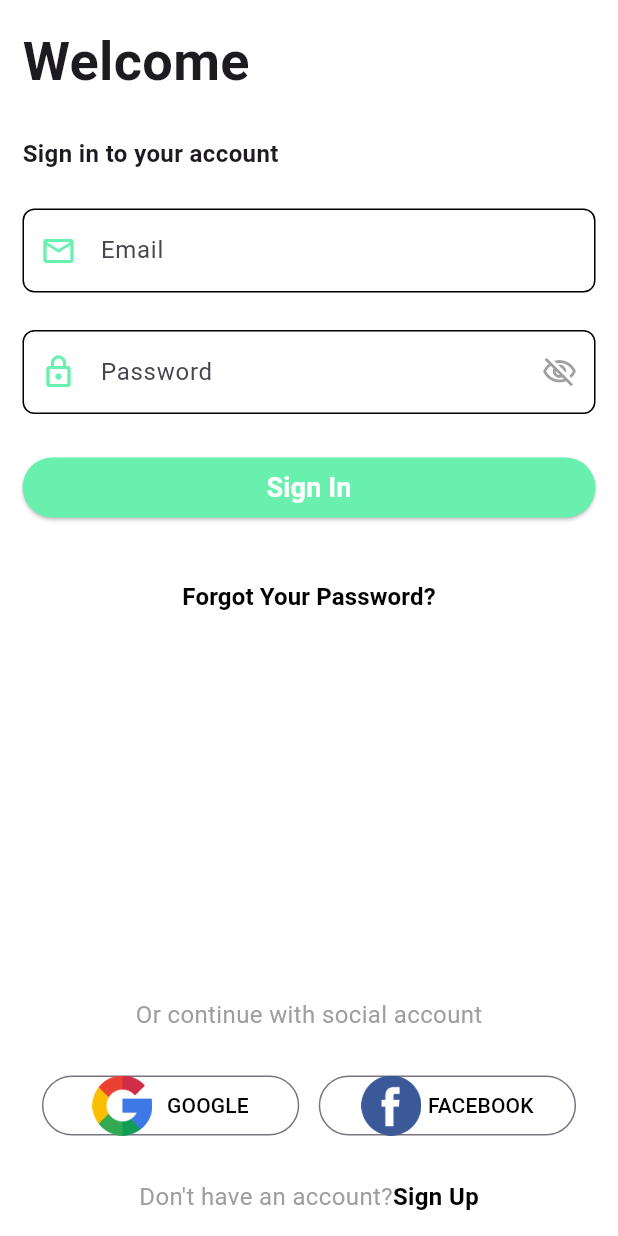
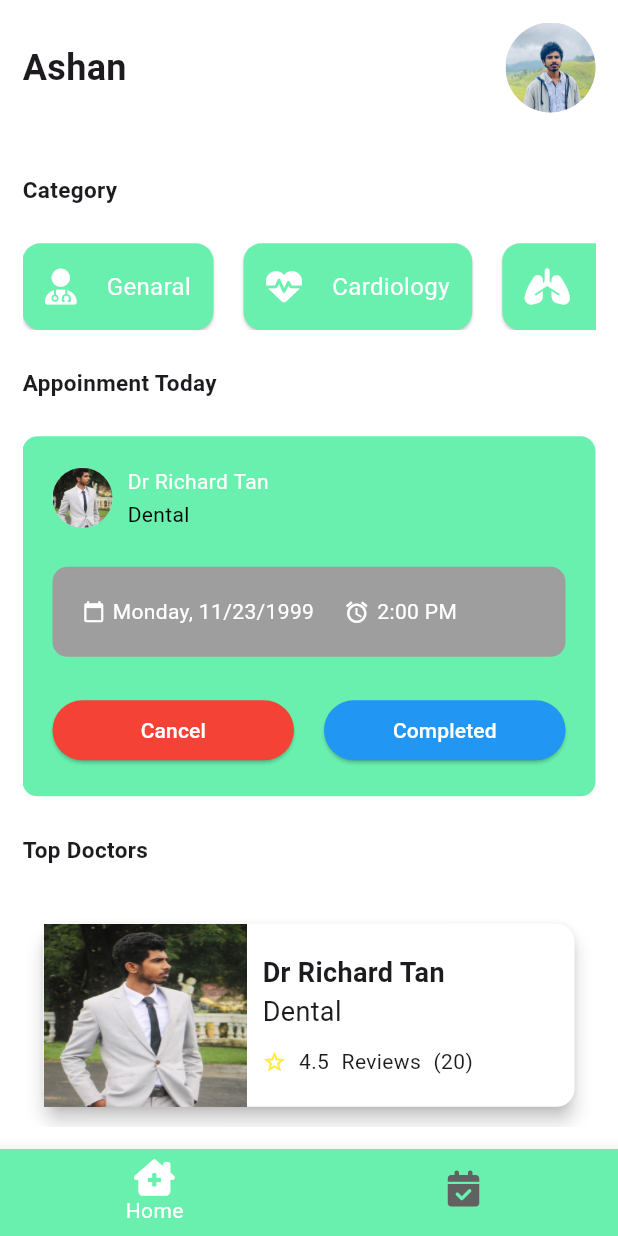
Before and after one commit to ashanwijebandara/Doctor-Appointment-, a Flutter app: the screen it shows after launch, after a tap on "Sign In", on a phone screen of 412 x 824 dp. Run offline on Flutter 3.47's test engine with Material 3 defaults, Android fonts, the phone set to English and light mode, and no system bars; our stand-ins replace font_awesome_flutter.

Commit message:
day 2 all

```diff
--- /dev/null
+++ b/doctorapp/lib/components/appoinment_cart.dart
@@ -0,0 +1,139 @@
+import 'package:doctorapp/utils/config.dart';
+import 'package:flutter/material.dart';
+
+class AppoinmentCard extends StatefulWidget {
+  const AppoinmentCard({Key? key}) : super(key: key);
+
+  @override
+  State<AppoinmentCard> createState() => _AppoinmentCardState();
+}
+
+class _AppoinmentCardState extends State<AppoinmentCard> {
+  @override
+  Widget build(BuildContext context) {
+    return Container(
+      width: double.infinity,
+      decoration: BoxDecoration(
+        color: Config.primaryColor,
+        borderRadius: BorderRadius.circular(10),
+      ),
+      child: Material(
+          color: Colors.transparent,
+          child: Padding(
+            padding: EdgeInsets.all(20),
+            child: Column(children: [
+              Row(
+                children: [
+                  CircleAvatar(
+                    backgroundImage: AssetImage('assets/doctor_1.jpg'),
+                  ),
+                  const SizedBox(
+                    width: 10,
+                  ),
+                  Column(
+                    mainAxisAlignment: MainAxisAlignment.center,
+                    crossAxisAlignment: CrossAxisAlignment.start,
+                    children: [
+                      Text(
+                        'Dr Richard Tan',
+                        style: TextStyle(color: Colors.white),
+                      ),
+                      const SizedBox(
+                        height: 2,
+                      ),
+                      Text(
+                        'Dental',
+                        style: TextStyle(color: Colors.black),
+                      ),
+                    ],
+                  ),
+                ],
+              ),
+              Config.spaceSmall,
+              ScheduleCard(),
+              Config.spaceSmall,
+              Row(
+                mainAxisAlignment: MainAxisAlignment.spaceBetween,
+                children: [
+                  Expanded(
+                    child: ElevatedButton(
+                      style: ElevatedButton.styleFrom(
+                        backgroundColor: Colors.red,
+                      ),
+                      child: Text(
+                        'Cancel',
+                        style: TextStyle(color: Colors.white),
+                      ),
+                      onPressed: () {},
+                    ),
+                  ),
+                  SizedBox(
+                    width: 20,
+                  ),
+                  Expanded(
+                    child: ElevatedButton(
+                      style: ElevatedButton.styleFrom(
+                        backgroundColor: Colors.blue,
+                      ),
+                      child: Text(
+                        'Completed',
+                        style: TextStyle(color: Colors.white),
+                      ),
+                      onPressed: () {},
+                    ),
+                  )
+                ],
+              )
+            ]),
+          )),
+    );
+  }
+}
+
+class ScheduleCard extends StatelessWidget {
+  const ScheduleCard({super.key});
+
+  @override
+  Widget build(BuildContext context) {
+    return Container(
+      decoration: BoxDecoration(
+        color: Colors.grey,
+        borderRadius: BorderRadius.circular(10),
+      ),
+      width: double.infinity,
+      padding: EdgeInsets.all(20),
+      child: Row(children: [
+        const Icon(
+          Icons.calendar_today,
+          color: Colors.white,
+          size: 15,
+        ),
+        SizedBox(
+          width: 5,
+        ),
+        Text(
+          'Monday, 11/23/1999',
+          style: TextStyle(
+            color: Colors.white,
+          ),
+        ),
+        const SizedBox(
+          width: 20,
+        ),
+        const Icon(
+          Icons.access_alarm,
+          color: Colors.white,
+          size: 17,
+        ),
+        const SizedBox(
+          width: 5,
+        ),
+        Flexible(
+            child: Text(
+          '2:00 PM',
+          style: TextStyle(color: Colors.white),
+        ))
+      ]),
+    );
+  }
+}
--- /dev/null
+++ b/doctorapp/lib/components/doctor_card.dart
@@ -0,0 +1,88 @@
+import 'package:doctorapp/utils/config.dart';
+import 'package:flutter/material.dart';
+
+class DoctorCard extends StatefulWidget {
+  const DoctorCard({super.key});
+
+  @override
+  State<DoctorCard> createState() => _DoctorCardState();
+}
+
+class _DoctorCardState extends State<DoctorCard> {
+  @override
+  Widget build(BuildContext context) {
+    return Container(
+      padding: EdgeInsets.symmetric(
+        horizontal: 10,
+        vertical: 10,
+      ),
+      height: 150,
+      child: GestureDetector(
+        child: Card(
+          elevation: 5,
+          color: Colors.white,
+          child: Row(children: [
+            SizedBox(
+              width: Config.widthsize * 0.33,
+              child: Image.asset(
+                'assets/doctor_1.jpg',
+                fit: BoxFit.fill,
+              ),
+            ),
+            Flexible(
+                child: Padding(
+              padding: EdgeInsets.symmetric(horizontal: 10, vertical: 20),
+              child: Column(
+                  crossAxisAlignment: CrossAxisAlignment.start,
+                  children: [
+                    Text(
+                      'Dr Richard Tan',
+                      style: TextStyle(
+                        fontSize: 18,
+                        fontWeight: FontWeight.bold,
+                      ),
+                    ),
+                    Text(
+                      'Dental',
+                      style: TextStyle(
+                        fontSize: 18,
+                        fontWeight: FontWeight.normal,
+                      ),
+                    ),
+                    Spacer(
+                      flex: 1,
+                    ),
+                    Row(
+                      mainAxisAlignment: MainAxisAlignment.start,
+                      children: [
+                        Icon(
+                          Icons.star_border,
+                          color: Colors.yellow,
+                          size: 16,
+                        ),
+                        Spacer(
+                          flex: 1,
+                        ),
+                        Text('4.5'),
+                        Spacer(
+                          flex: 1,
+                        ),
+                        Text('Reviews'),
+                        Spacer(
+                          flex: 1,
+                        ),
+                        Text('(20)'),
+                        Spacer(
+                          flex: 7,
+                        ),
+                      ],
+                    ),
+                  ]),
+            ))
+          ]),
+        ),
+        onTap: () {},
+      ),
+    );
+  }
+}
--- a/doctorapp/lib/components/login_form.dart
+++ b/doctorapp/lib/components/login_form.dart
@@ -64,7 +64,9 @@ class _LoginFormState extends State<LoginForm> {
         Button(
             width: double.infinity,
             title: 'Sign In',
-            onPressed: () {},
+            onPressed: () {
+              Navigator.of(context).pushNamed('main');
+            },
             disable: false),
       ]),
     );
--- a/doctorapp/lib/main_layout.dart
+++ b/doctorapp/lib/main_layout.dart
@@ -1,4 +1,7 @@
+import 'package:doctorapp/screens/appoinment_page.dart';
+import 'package:doctorapp/screens/home_page.dart';
 import 'package:flutter/material.dart';
+import 'package:font_awesome_flutter/font_awesome_flutter.dart';
 
 class MainLayout extends StatefulWidget {
   const MainLayout({super.key});
@@ -8,8 +11,56 @@ class MainLayout extends StatefulWidget {
 }
 
 class _MainLayoutState extends State<MainLayout> {
+  int currentPage = 0;
+  final PageController _page = PageController();
+
   @override
   Widget build(BuildContext context) {
-    return Scaffold();
+    return Scaffold(
+      body: PageView(
+        controller: _page,
+        onPageChanged: ((value) {
+          setState(
+            () {
+              //update page index when tab press
+              currentPage = value;
+            },
+          );
+        }),
+        children: const [
+          HomePage(),
+          AppoinmentPage(),
+        ],
+      ),
+      bottomNavigationBar: BottomNavigationBar(
+        currentIndex: currentPage,
+        onTap: (page) {
+          setState(() {
+            currentPage = page;
+            _page.animateToPage(
+              page,
+              duration: const Duration(
+                milliseconds: 500,
+              ),
+              curve: Curves.easeInOut,
+            );
+          });
+        },
+        items: const [
+          BottomNavigationBarItem(
+            icon: FaIcon(
+              FontAwesomeIcons.houseChimneyMedical,
+            ),
+            label: 'Home',
+          ),
+          BottomNavigationBarItem(
+            icon: FaIcon(
+              FontAwesomeIcons.solidCalendarCheck,
+            ),
+            label: 'Appoinments',
+          ),
+        ],
+      ),
+    );
   }
 }
--- /dev/null
+++ b/doctorapp/lib/screens/appoinment_page.dart
@@ -0,0 +1,17 @@
+import 'package:flutter/material.dart';
+
+class AppoinmentPage extends StatefulWidget {
+  const AppoinmentPage({super.key});
+
+  @override
+  State<AppoinmentPage> createState() => _AppoinmentPageState();
+}
+
+class _AppoinmentPageState extends State<AppoinmentPage> {
+  @override
+  Widget build(BuildContext context) {
+    return Center(
+      child: Text('Appoinment Page '),
+    );
+  }
+}
--- /dev/null
+++ b/doctorapp/lib/screens/home_page.dart
@@ -0,0 +1,147 @@
+import 'package:doctorapp/components/appoinment_cart.dart';
+import 'package:doctorapp/components/doctor_card.dart';
+import 'package:doctorapp/utils/config.dart';
+import 'package:flutter/material.dart';
+import 'package:font_awesome_flutter/font_awesome_flutter.dart';
+
+class HomePage extends StatefulWidget {
+  const HomePage({super.key});
+
+  @override
+  State<HomePage> createState() => _HomePageState();
+}
+
+class _HomePageState extends State<HomePage> {
+  List<Map<String, dynamic>> medCat = [
+    {
+      "icon": FontAwesomeIcons.userDoctor,
+      "category": "Genaral",
+    },
+    {
+      "icon": FontAwesomeIcons.heartPulse,
+      "category": "Cardiology",
+    },
+    {
+      "icon": FontAwesomeIcons.lungs,
+      "category": "Respiratory",
+    },
+    {
+      "icon": FontAwesomeIcons.hand,
+      "category": "Dermotology",
+    },
+    {
+      "icon": FontAwesomeIcons.personPregnant,
+      "category": "Gynecology",
+    },
+    {
+      "icon": FontAwesomeIcons.teeth,
+      "category": "Dental",
+    },
+  ];
+  @override
+  Widget build(BuildContext context) {
+    Config().init(context);
+    return Scaffold(
+      body: Padding(
+        padding: EdgeInsets.symmetric(
+          horizontal: 15,
+          vertical: 15,
+        ),
+        child: SafeArea(
+            child: SingleChildScrollView(
+          child: Column(
+            mainAxisAlignment: MainAxisAlignment.start,
+            crossAxisAlignment: CrossAxisAlignment.start,
+            children: [
+              Row(
+                mainAxisAlignment: MainAxisAlignment.spaceBetween,
+                children: [
+                  Text(
+                    'Ashan',
+                    style: TextStyle(
+                      fontSize: 24,
+                      fontWeight: FontWeight.bold,
+                    ),
+                  ),
+                  SizedBox(
+                    child: CircleAvatar(
+                      radius: 30,
+                      backgroundImage: AssetImage('assets/profile1.jpg'),
+                    ),
+                  )
+                ],
+              ),
+              Config.spaceMedium,
+              const Text(
+                'Category',
+                style: TextStyle(
+                  fontSize: 15,
+                  fontWeight: FontWeight.bold,
+                ),
+              ),
+              Config.spaceSmall,
+              SizedBox(
+                height: Config.heightsize * 0.07,
+                child: ListView(
+                    scrollDirection: Axis.horizontal,
+                    children: List<Widget>.generate(medCat.length, (index) {
+                      return Card(
+                          margin: EdgeInsets.only(right: 20),
+                          color: Config.primaryColor,
+                          child: Padding(
+                            padding: const EdgeInsets.symmetric(
+                                horizontal: 15, vertical: 10),
+                            child: Row(
+                              mainAxisAlignment: MainAxisAlignment.spaceAround,
+                              children: [
+                                FaIcon(
+                                  medCat[index]['icon'],
+                                  color: Colors.white,
+                                ),
+                                const SizedBox(
+                                  width: 20,
+                                ),
+                                Text(
+                                  medCat[index]['category'],
+                                  style: const TextStyle(
+                                    fontSize: 16,
+                                    color: Colors.white,
+                                  ),
+                                ),
+                              ],
+                            ),
+                          ));
+                    })),
+              ),
+              Config.spaceSmall,
+              const Text(
+                'Appoinment Today',
+                style: TextStyle(
+                  fontSize: 15,
+                  fontWeight: FontWeight.bold,
+                ),
+              ),
+              Config.spaceSmall,
+              AppoinmentCard(),
+              Config.spaceSmall,
+              const Text(
+                'Top Doctors',
+                style: TextStyle(
+                  fontSize: 15,
+                  fontWeight: FontWeight.bold,
+                ),
+              ),
+              // doctor list
+              Config.spaceSmall,
+              Column(
+                children: List.generate(5, (index) {
+                  return DoctorCard();
+                }),
+              )
+            ],
+          ),
+        )),
+      ),
+    );
+  }
+}
```
Also changed, not shown: doctorapp/assets/doctor_1.jpg (added), doctorapp/assets/profile1.jpg (added), 5 other files.
